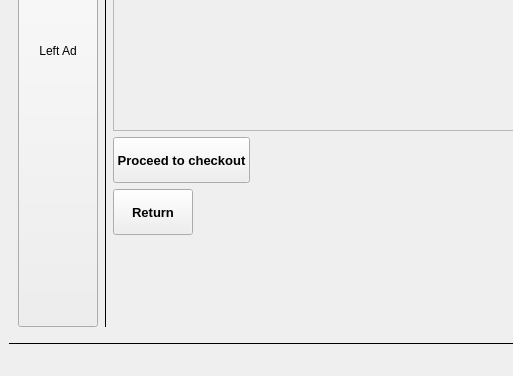
This is mainwindow.ui in hnowakowski/Online-shop-simulator as Qt 5 draws it before an edit; both pictures show x 0 to 513 and y 280 to 656 of the 1185 by 656 pixel window. The edited form follows.
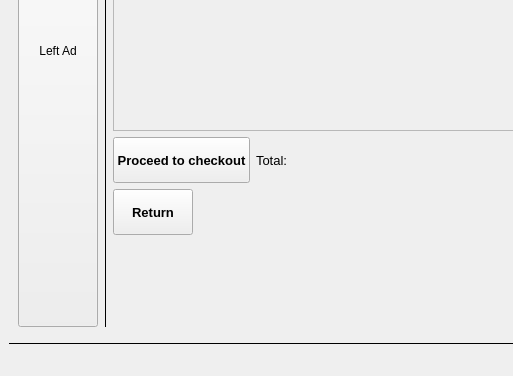
This is the edited form. The open tabs and pages were chosen to show the change.

Commit message: total price and layout adjustments

What changed in the file:
```diff
--- a/mainwindow.ui
+++ b/mainwindow.ui
@@ -1132,6 +1132,18 @@
                 </property>
                </widget>
               </item>
+              <item>
+               <widget class="QLabel" name="labelCartTotalPrice">
+                <property name="font">
+                 <font>
+                  <pointsize>10</pointsize>
+                 </font>
+                </property>
+                <property name="text">
+                 <string>Total: </string>
+                </property>
+               </widget>
+              </item>
               <item>
                <spacer name="horizontalSpacer_5">
                 <property name="orientation">
```
Left out of the diff: 2 changed lines with no effect on the pictures. The commit also changes 4 other files.
